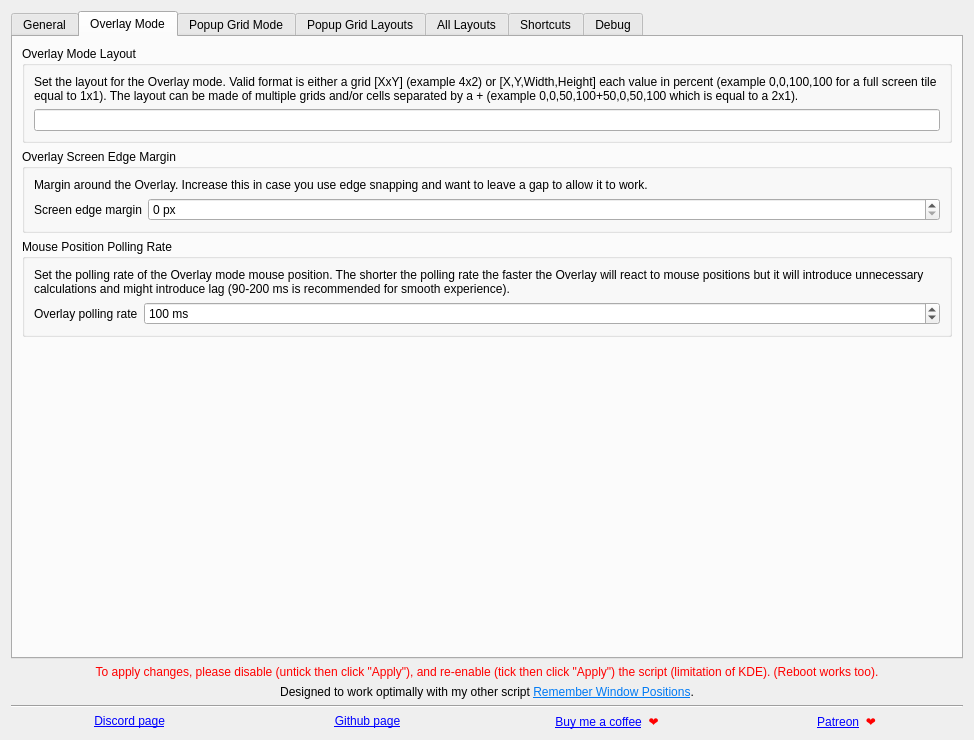
Old version of the form src/contents/ui/config.ui in the repository rxappdev/MouseTiler.
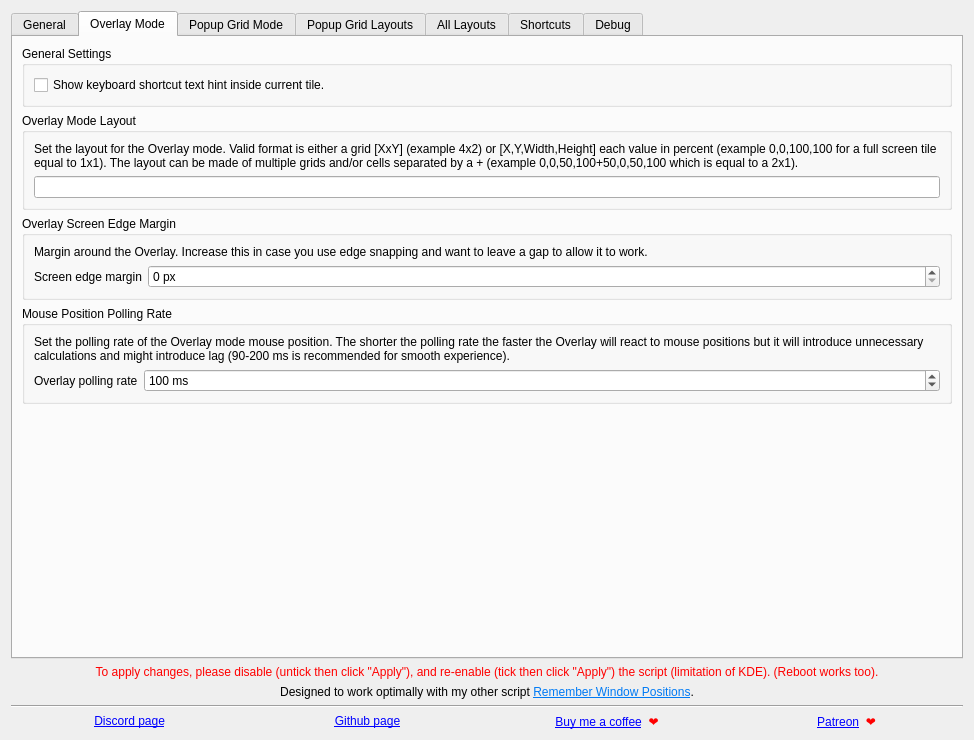
New version of the form. The open tabs and pages were chosen to show the change. Icons and pictures are not drawn.

Commit message: Added option to hide the overlay text hint

The edit to the form file:
```diff
--- a/src/contents/ui/config.ui
+++ b/src/contents/ui/config.ui
@@ -362,6 +362,22 @@
        <string>Overlay Mode</string>
       </attribute>
       <layout class="QVBoxLayout" name="verticalLayout_2">
+       <item>
+        <widget class="QGroupBox" name="groupBox_8">
+         <property name="title">
+          <string>General Settings</string>
+         </property>
+         <layout class="QVBoxLayout" name="verticalLayout_17">
+          <item>
+           <widget class="QCheckBox" name="kcfg_showOverlayTextHint">
+            <property name="text">
+             <string>Show keyboard shortcut text hint inside current tile.</string>
+            </property>
+           </widget>
+          </item>
+         </layout>
+        </widget>
+       </item>
        <item>
         <widget class="QGroupBox" name="groupBox_overlayModeLayout">
          <property name="title">
```
Left out of the diff: 2 changed lines with no effect on the pictures. The commit also changes 4 other files.
